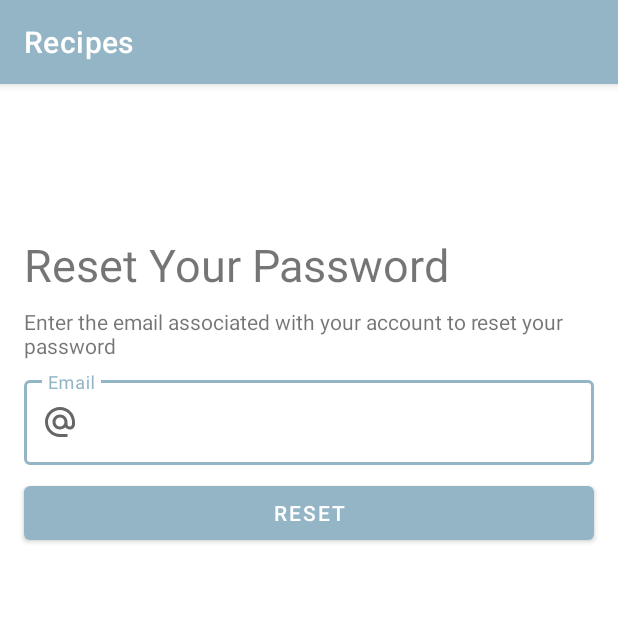
After one commit to GhufranAlghazwi/Recipes, an Android app: the ResetPasswordActivity screen opened directly, with no data from a screen before it, on a phone screen of 412 x 824 dp, the top half of it. The commit adds this screen. Run offline under Robolectric (Android 15) with nearby library versions, the phone set to English and light mode, and no system bars.

Commit message:
Reset password completed

```diff
--- a/app/src/main/AndroidManifest.xml
+++ b/app/src/main/AndroidManifest.xml
@@ -9,6 +9,9 @@
         android:roundIcon="@mipmap/ic_launcher_round"
         android:supportsRtl="true"
         android:theme="@style/Theme.Recipes">
+        <activity
+            android:name=".view.resetpassword.ResetPasswordActivity"
+            android:exported="false" />
         <activity
             android:name=".view.register.RegisterActivity"
             android:exported="false" />
--- a/app/src/main/java/org/tuwaiq/recipes/view/login/LoginActivity.kt
+++ b/app/src/main/java/org/tuwaiq/recipes/view/login/LoginActivity.kt
@@ -9,6 +9,7 @@ import org.tuwaiq.recipes.R
 import org.tuwaiq.recipes.databinding.ActivityLoginBinding
 import org.tuwaiq.recipes.view.home.HomeActivity
 import org.tuwaiq.recipes.view.register.RegisterActivity
+import org.tuwaiq.recipes.view.resetpassword.ResetPasswordActivity
 
 class LoginActivity : AppCompatActivity() {
     lateinit var binding: ActivityLoginBinding
@@ -45,6 +46,10 @@ class LoginActivity : AppCompatActivity() {
             startActivity(Intent(this, RegisterActivity::class.java))
         }
 
+        binding.forgetPasswordTextView.setOnClickListener {
+            startActivity(Intent(this, ResetPasswordActivity::class.java))
+        }
+
         setContentView(binding.root)
     }
 }
--- /dev/null
+++ b/app/src/main/java/org/tuwaiq/recipes/view/resetpassword/ResetPasswordActivity.kt
@@ -0,0 +1,35 @@
+package org.tuwaiq.recipes.view.resetpassword
+
+import android.content.Intent
+import androidx.appcompat.app.AppCompatActivity
+import android.os.Bundle
+import android.widget.Toast
+import androidx.activity.viewModels
+import org.tuwaiq.recipes.databinding.ActivityResetPasswordBinding
+import org.tuwaiq.recipes.view.login.LoginActivity
+
+class ResetPasswordActivity : AppCompatActivity() {
+    lateinit var binding: ActivityResetPasswordBinding
+    val vm: ResetPasswordViewModel by viewModels()
+
+    override fun onCreate(savedInstanceState: Bundle?) {
+        super.onCreate(savedInstanceState)
+        binding = ActivityResetPasswordBinding.inflate(layoutInflater)
+
+        var email = binding.resetPasswordEditText
+
+        binding.resetButton.setOnClickListener {
+            vm.resetPass(email.text.toString()).observe(this,{
+                if (it){
+                    Toast.makeText(this, "Email has been sent to you", Toast.LENGTH_LONG).show()
+                    startActivity(Intent(this, LoginActivity::class.java))
+                }
+
+                else
+                    Toast.makeText(this, "Failed to send reset email", Toast.LENGTH_LONG).show()
+            })
+        }
+
+        setContentView(binding.root)
+    }
+}
--- /dev/null
+++ b/app/src/main/res/layout/activity_reset_password.xml
@@ -0,0 +1,63 @@
+<?xml version="1.0" encoding="utf-8"?>
+<androidx.constraintlayout.widget.ConstraintLayout xmlns:android="http://schemas.android.com/apk/res/android"
+    xmlns:app="http://schemas.android.com/apk/res-auto"
+    xmlns:tools="http://schemas.android.com/tools"
+    android:layout_width="match_parent"
+    android:layout_height="match_parent"
+    tools:context=".view.resetpassword.ResetPasswordActivity">
+
+    <TextView
+        android:id="@+id/textView"
+        android:layout_width="wrap_content"
+        android:layout_height="wrap_content"
+        android:layout_marginStart="16dp"
+        android:layout_marginTop="100dp"
+        android:text="Reset Your Password"
+        android:textSize="30sp"
+        app:layout_constraintStart_toStartOf="parent"
+        app:layout_constraintTop_toTopOf="parent" />
+
+    <TextView
+        android:id="@+id/textView2"
+        android:layout_width="0dp"
+        android:layout_height="wrap_content"
+        android:layout_marginStart="16dp"
+        android:layout_marginTop="8dp"
+        android:layout_marginEnd="16dp"
+        android:text="Enter the email associated with your account to reset your password"
+        app:layout_constraintEnd_toEndOf="parent"
+        app:layout_constraintStart_toStartOf="parent"
+        app:layout_constraintTop_toBottomOf="@+id/textView" />
+
+    <com.google.android.material.textfield.TextInputLayout
+        android:id="@+id/outlinedTextField"
+        style="@style/Widget.MaterialComponents.TextInputLayout.OutlinedBox"
+        android:layout_width="0dp"
+        android:layout_height="wrap_content"
+        android:layout_marginHorizontal="16dp"
+        android:layout_marginTop="8dp"
+        android:hint="Email"
+        app:layout_constraintEnd_toEndOf="parent"
+        app:layout_constraintStart_toStartOf="parent"
+        app:layout_constraintTop_toBottomOf="@id/textView2"
+        app:startIconDrawable="@drawable/ic_baseline_alternate_email_24">
+
+        <com.google.android.material.textfield.TextInputEditText
+            android:id="@+id/resetPasswordEditText"
+            android:layout_width="match_parent"
+            android:layout_height="wrap_content"
+            android:inputType="textEmailAddress"/>
+    </com.google.android.material.textfield.TextInputLayout>
+
+    <Button
+        android:id="@+id/resetButton"
+        app:layout_constraintStart_toStartOf="parent"
+        app:layout_constraintEnd_toEndOf="parent"
+        app:layout_constraintTop_toBottomOf="@id/outlinedTextField"
+        android:layout_marginHorizontal="16dp"
+        android:layout_marginTop="8dp"
+        android:layout_width="0dp"
+        android:layout_height="wrap_content"
+        android:text="Reset"
+        />
+</androidx.constraintlayout.widget.ConstraintLayout>
```
Also changed, not shown: app/src/main/java/org/tuwaiq/recipes/repository/UserRepository.kt (+19 -0 lines), app/src/main/java/org/tuwaiq/recipes/view/resetpassword/ResetPasswordViewModel.kt (added, +22 -0 lines).
